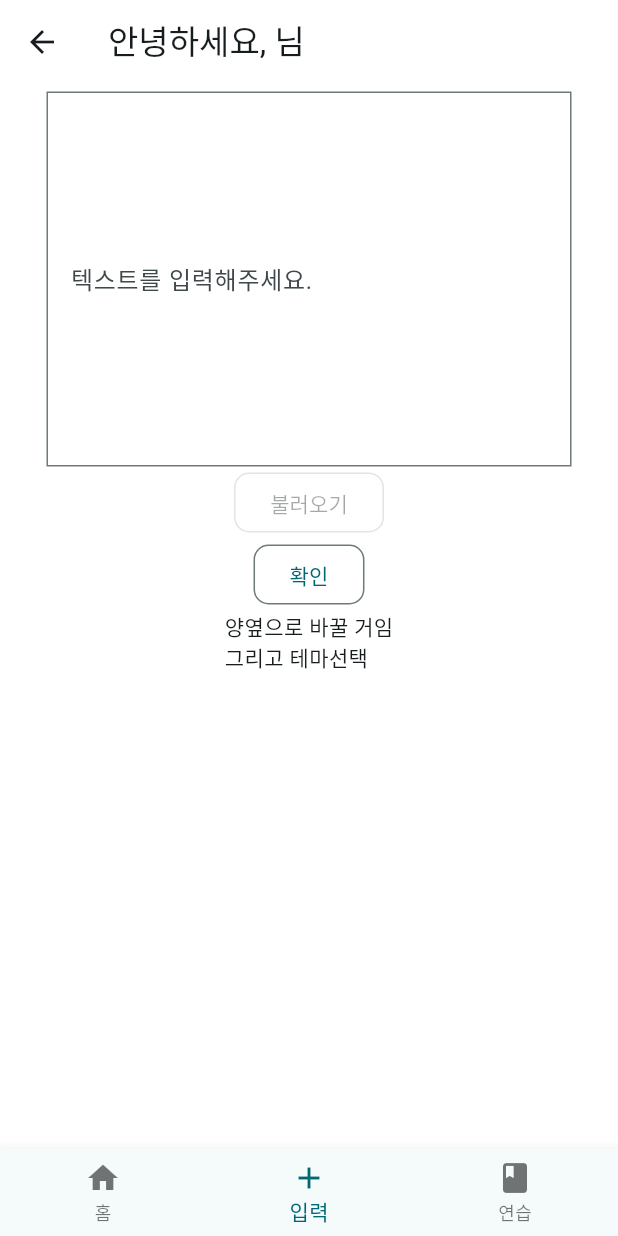
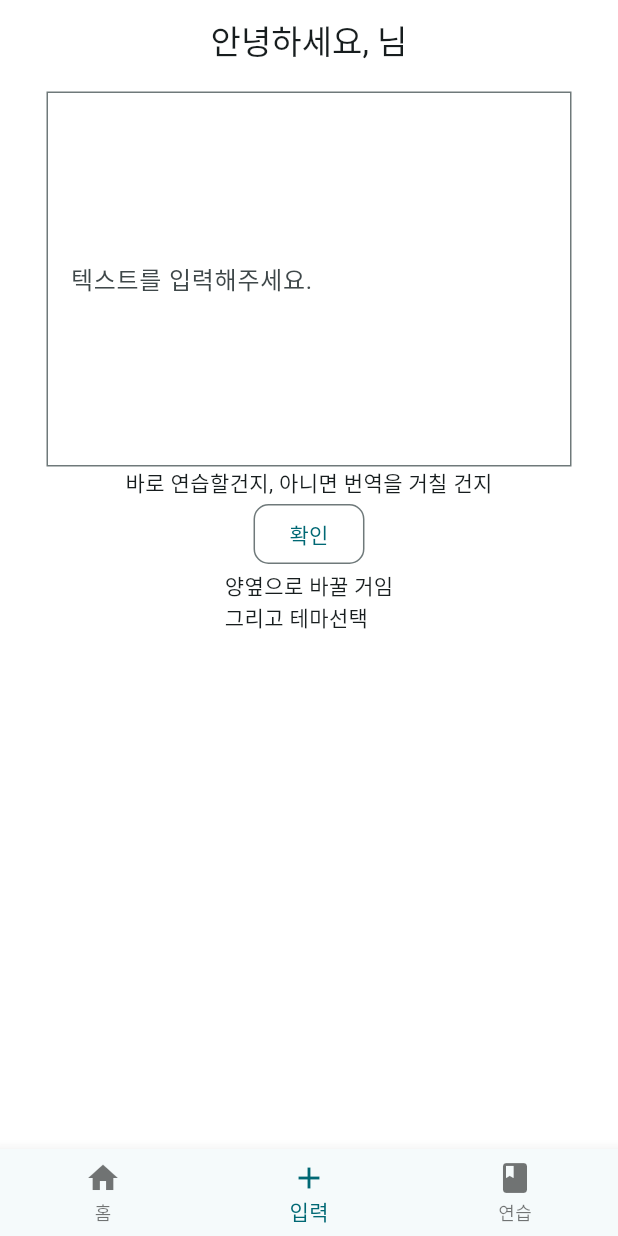
Before and after one commit to KEIVEE/ATOS, a Flutter app: the ManagePage screen opened directly with empty values, item 2 of the bottom bar chosen, on a phone screen of 412 x 824 dp. Run offline on Flutter 3.47's test engine with Material 3 defaults, Android fonts, the phone set to English and light mode, and no system bars; our stand-ins replace cloud_firestore, firebase_auth, firebase_core; accounts and stored records are empty.

Commit message:
기능 수정: 회의 결과에 따라.

```diff
--- a/application/atos/lib/account/setting.dart
+++ b/application/atos/lib/account/setting.dart
@@ -38,7 +38,7 @@ class SettingState extends State<SettingPage> {
                 style: OutlinedButton.styleFrom(
                     shape: RoundedRectangleBorder(
                         borderRadius: BorderRadius.circular(10.0))),
-                child: const Text('회원정보수정?')),
+                child: const Text('닉네임 수정')),
           ],
         ),
       ),
--- a/application/atos/lib/managing/add.dart
+++ b/application/atos/lib/managing/add.dart
@@ -45,12 +45,7 @@ class AddState extends State<AddPage> {
                 inputText = text;
               },
             ),
-            OutlinedButton(
-                onPressed: null,
-                style: OutlinedButton.styleFrom(
-                    shape: RoundedRectangleBorder(
-                        borderRadius: BorderRadius.circular(10.0))),
-                child: const Text('불러오기')),
+            const Text('바로 연습할건지, 아니면 번역을 거칠 건지'),
             OutlinedButton(
                 onPressed: () async {
                   if (inputText.isEmpty) {
--- a/application/atos/lib/managing/manage.dart
+++ b/application/atos/lib/managing/manage.dart
@@ -44,11 +44,8 @@ class ManageState extends State<ManagePage>
   Widget build(BuildContext context) {
     return Scaffold(
         appBar: AppBar(
-          leading: IconButton(
-              onPressed: () {
-                Navigator.pop(context);
-              },
-              icon: const Icon(Icons.arrow_back)),
+          centerTitle: true,
+          automaticallyImplyLeading: false,
           backgroundColor: Colors.white,
           title: Text('안녕하세요, ${widget.userName}님'),
         ),
--- a/application/atos/lib/practice/try.dart
+++ b/application/atos/lib/practice/try.dart
@@ -37,6 +37,12 @@ class TryState extends State<TryPage> {
                         borderRadius: BorderRadius.circular(10.0))),
                 child: const Text('표준어 듣기')),
             OutlinedButton(
+                onPressed: null,
+                style: OutlinedButton.styleFrom(
+                    shape: RoundedRectangleBorder(
+                        borderRadius: BorderRadius.circular(10.0))),
+                child: const Text('다시 녹음')),
+            OutlinedButton(
               onPressed: () {
                 // 아이콘을 눌렀을 때 AnalyzingPage로 5초 동안 이동
                 Navigator.of(context).push(
```
